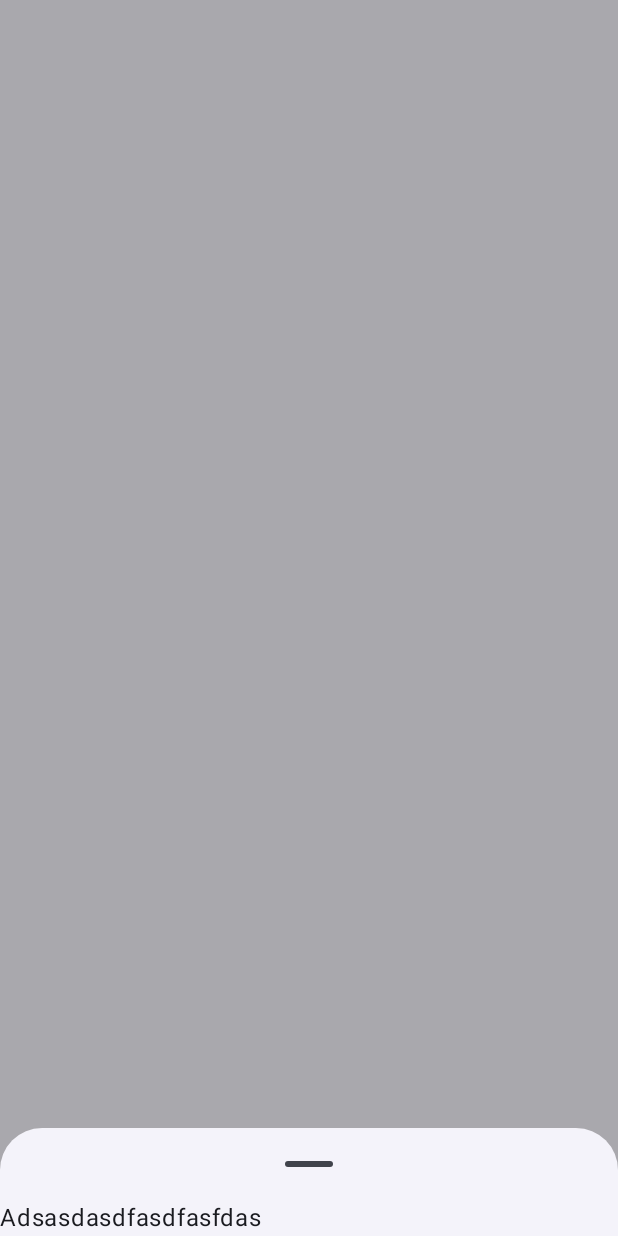
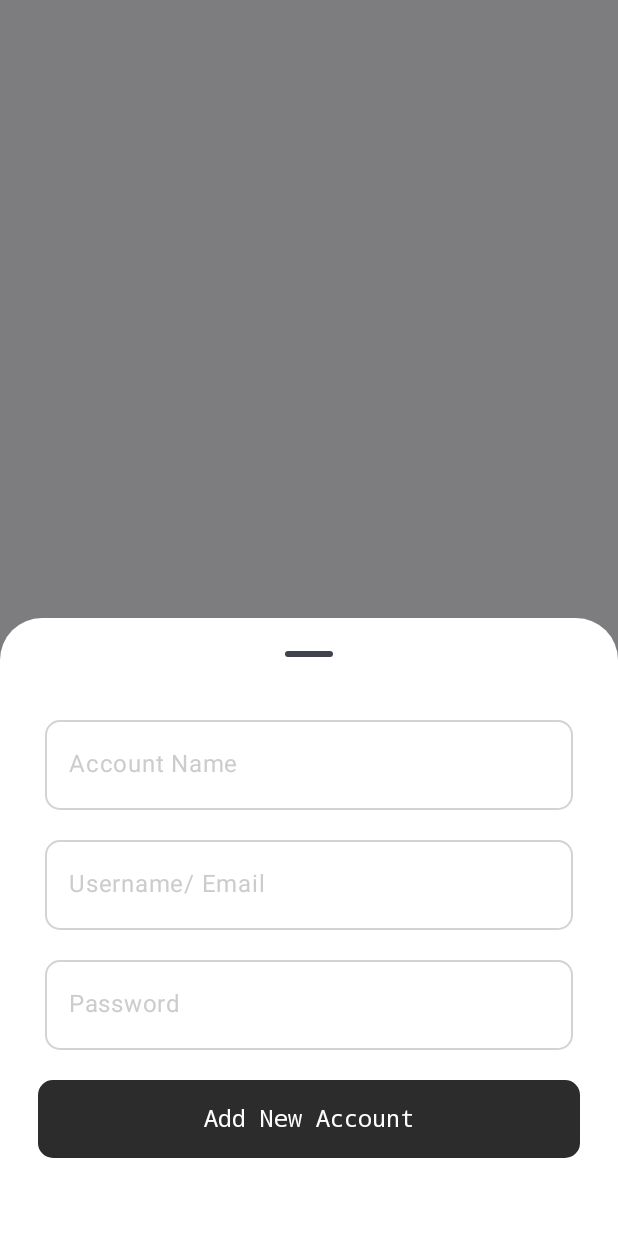
Before and after one commit to SAIF879/PASSWORD-MANAGER, an Android app built with Jetpack Compose: the composable BottomSheet shown on its own in the app's theme, on a phone screen of 412 x 824 dp. Run offline under Robolectric (Android 15) with nearby library versions, the phone set to English and light mode, and no system bars.

Commit message:
bottom sheet for input done

```diff
--- a/app/src/main/java/com/example/passwordmanager/commonComponents/AddPasswordBottomSheet.kt
+++ b/app/src/main/java/com/example/passwordmanager/commonComponents/AddPasswordBottomSheet.kt
@@ -1,25 +1,66 @@
 package com.example.passwordmanager.commonComponents
 
 
+import androidx.compose.foundation.layout.Box
+import androidx.compose.foundation.layout.Column
+import androidx.compose.foundation.layout.WindowInsets
+import androidx.compose.foundation.layout.fillMaxSize
+import androidx.compose.foundation.layout.fillMaxWidth
+import androidx.compose.foundation.layout.height
+import androidx.compose.foundation.layout.padding
+import androidx.compose.foundation.layout.wrapContentHeight
 import androidx.compose.material3.BottomSheetDefaults
 import androidx.compose.material3.ExperimentalMaterial3Api
 import androidx.compose.material3.ModalBottomSheet
-import androidx.compose.material3.Text
 import androidx.compose.material3.rememberModalBottomSheetState
 import androidx.compose.runtime.Composable
-
+import androidx.compose.runtime.mutableStateOf
+import androidx.compose.runtime.remember
+import androidx.compose.ui.Modifier
+import androidx.compose.ui.graphics.Color
+import androidx.compose.ui.unit.dp
+import com.example.passwordmanager.ui.theme.ContainerColor
 
 
 @OptIn(ExperimentalMaterial3Api::class)
 @Composable
 fun BottomSheet(onDismiss: () -> Unit) {
     val modalBottomSheetState = rememberModalBottomSheetState()
+    var accountName = remember {
+        mutableStateOf("")
+    }
+    var userCredential = remember {
+        mutableStateOf("")
+    }
+    var password = remember {
+        mutableStateOf("")
+    }
 
     ModalBottomSheet(
         onDismissRequest = { onDismiss() },
         sheetState = modalBottomSheetState,
         dragHandle = { BottomSheetDefaults.DragHandle() },
+        containerColor = Color.White,
+        scrimColor = Color.Black.copy(alpha = .5f),
+
+
     ) {
-        Text(text = "Adsasdasdfasdfasfdas")
+     Box(modifier = Modifier
+         .fillMaxWidth()
+         .height(400.dp)){
+         Column(modifier = Modifier
+             .fillMaxSize()
+             .padding(10.dp)) {
+
+             GenerateFillUpBox(detailText = accountName, placeHolder ="Account Name" )
+             GenerateFillUpBox(detailText = userCredential, placeHolder ="Username/ Email")
+             GenerateFillUpBox(detailText = password, placeHolder ="Password" )
+             NewAccountButton{
+
+             }
+
+
+         }
+     }
     }
 }
--- /dev/null
+++ b/app/src/main/java/com/example/passwordmanager/commonComponents/FillUpBox.kt
@@ -0,0 +1,125 @@
+package com.example.passwordmanager.commonComponents
+
+import androidx.compose.foundation.LocalIndication
+import androidx.compose.foundation.border
+import androidx.compose.foundation.clickable
+import androidx.compose.foundation.interaction.MutableInteractionSource
+import androidx.compose.foundation.layout.Box
+import androidx.compose.foundation.layout.Column
+import androidx.compose.foundation.layout.fillMaxSize
+import androidx.compose.foundation.layout.fillMaxWidth
+import androidx.compose.foundation.layout.height
+import androidx.compose.foundation.layout.padding
+import androidx.compose.foundation.shape.RoundedCornerShape
+import androidx.compose.foundation.text.KeyboardActions
+import androidx.compose.foundation.text.KeyboardOptions
+import androidx.compose.material3.Icon
+import androidx.compose.material3.Text
+import androidx.compose.material3.TextField
+import androidx.compose.material3.TextFieldDefaults
+import androidx.compose.runtime.Composable
+import androidx.compose.runtime.MutableState
+import androidx.compose.runtime.remember
+import androidx.compose.ui.Alignment
+import androidx.compose.ui.Modifier
+import androidx.compose.ui.graphics.Color
+import androidx.compose.ui.graphics.vector.ImageVector
+import androidx.compose.ui.text.TextStyle
+import androidx.compose.ui.text.font.FontFamily
+import androidx.compose.ui.text.input.ImeAction
+import androidx.compose.ui.text.input.KeyboardType
+import androidx.compose.ui.text.input.VisualTransformation
+import androidx.compose.ui.unit.dp
+import androidx.compose.ui.unit.sp
+import com.example.passwordmanager.ui.theme.ContainerColor
+import com.example.passwordmanager.ui.theme.LightBlack
+import com.example.passwordmanager.ui.theme.LightGrey
+import com.example.passwordmanager.ui.theme.MatteGray
+
+@Composable
+fun GenerateFillUpBox(
+    detailText : MutableState<String>,
+    placeHolder : String,
+    modifier: Modifier = Modifier,
+    keyboardType: KeyboardType = KeyboardType.Text,
+    imeAction: ImeAction = ImeAction.Next,
+    onAction: KeyboardActions = KeyboardActions.Default,
+    visualTransformation: VisualTransformation = VisualTransformation.None,
+    enabled: Boolean = true,
+    trailingIcon: ImageVector? = null,
+    onClick : () -> Unit = {},
+    onClickTrailingIcon: () -> Unit ={},
+
+    ){
+    Column() {
+        Box(
+            modifier = modifier
+                .fillMaxWidth().clickable { onClick.invoke() }
+                .height(80.dp).padding(20.dp , 10.dp)
+                .border(1.dp, LightGrey, shape = RoundedCornerShape(10.dp)),
+            contentAlignment = Alignment.Center
+        ) {
+            TextField(
+                value = detailText.value,
+                modifier = Modifier
+                    .fillMaxSize()
+                    .padding(bottom = 2.dp)
+                    .align(Alignment.Center),
+                onValueChange = { detailText.value = it },
+                colors = TextFieldDefaults.colors(
+                    focusedContainerColor = Color.Transparent,
+                    unfocusedContainerColor = Color.Transparent,
+                    disabledContainerColor = Color.Transparent,
+                    focusedIndicatorColor = Color.Transparent,
+                    unfocusedIndicatorColor = Color.Transparent,
+                    cursorColor = LightBlack,
+                    focusedTextColor = LightBlack,
+                    unfocusedTextColor = LightBlack,
+                    disabledIndicatorColor = Color.Transparent ,
+                    disabledTextColor = LightBlack,
+                    focusedPlaceholderColor = LightBlack,
+                    unfocusedPlaceholderColor = LightBlack,
+                    disabledTrailingIconColor = Color.Gray,
+                    disabledLabelColor = Color.Transparent,
+                    focusedLabelColor = Color.Transparent,
+                    errorIndicatorColor = Color.Transparent,
+                    disabledPlaceholderColor = LightBlack
+
+
+                ),
+                placeholder = {
+                    Text(
+                        text = placeHolder,
+                        fontFamily = FontFamily.Default,
+                        fontSize = 16.sp,
+                        color =MatteGray
+                    )
+                },
+                keyboardOptions = KeyboardOptions(
+                    keyboardType = keyboardType,
+                    imeAction = imeAction
+                ),
+                visualTransformation = visualTransformation,
+                keyboardActions = onAction,
+                singleLine = true,
+                textStyle = TextStyle(
+                    fontFamily = FontFamily.Default,
+                    fontSize = 16.sp
+                ),
+                trailingIcon = {
+                    trailingIcon?.let {
+                        Icon(imageVector = it, contentDescription = "icon",
+                            modifier = Modifier.clickable(interactionSource = remember {
+                                MutableInteractionSource()
+                            }, indication = LocalIndication.current) {
+                                onClickTrailingIcon?.invoke()
+                            }
+                            ,
+                        )
+                    }
+                },
+                enabled=enabled
+            )
+        }
+    }
+}
--- a/app/src/main/java/com/example/passwordmanager/ui/theme/Color.kt
+++ b/app/src/main/java/com/example/passwordmanager/ui/theme/Color.kt
@@ -8,7 +8,11 @@ val Pink80 = Color(0xFFEFB8C8)
 val MatteBlack =Color(0XFF2C2C2C)
 val MatteRed = Color(0xFFF04646)
 val MatteBlue = Color(0XFF3F7DE3)
+val MatteGray = Color(0XFFCCCCCC)
 val BackGroundColor = Color(0XFFF3F5FA)
+val ContainerColor = Color(0XFFCBCBCB)
 val Purple40 = Color(0xFF6650a4)
+val LightGrey = Color(0XFFD3D3D3)
+val LightBlack = Color(0xFF454545)
 val PurpleGrey40 = Color(0xFF625b71)
 val Pink40 = Color(0xFF7D5260)
```
